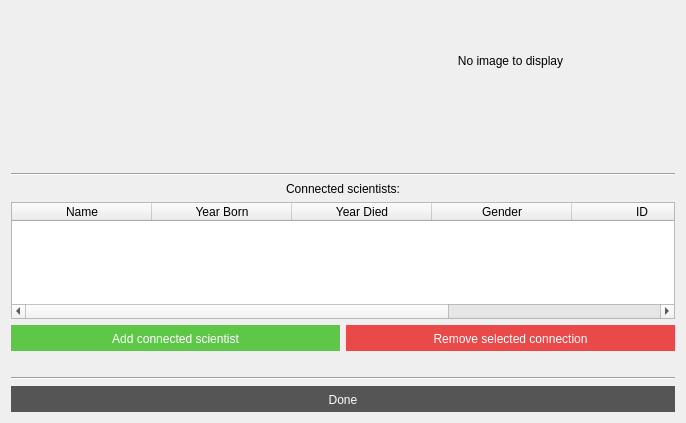
This is VL1-project/computerinfowindow.ui in birkirk/vln1-35 as Qt 5 draws it before an edit. The edited form follows.
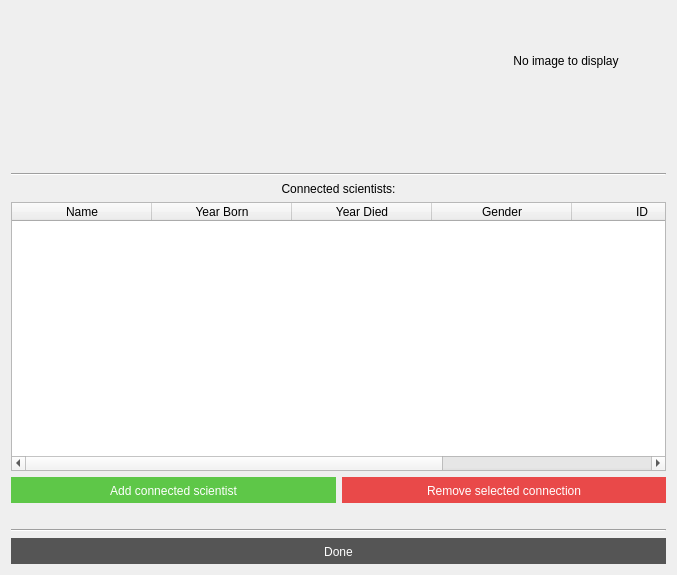
This is the edited form.

The edit to the form file:
```diff
--- a/VL1-project/computerinfowindow.ui
+++ b/VL1-project/computerinfowindow.ui
@@ -6,8 +6,8 @@
    <rect>
     <x>0</x>
     <y>0</y>
-    <width>686</width>
-    <height>423</height>
+    <width>677</width>
+    <height>575</height>
    </rect>
   </property>
   <property name="windowTitle">
@@ -92,6 +92,12 @@
          <height>100</height>
         </size>
        </property>
+       <property name="maximumSize">
+        <size>
+         <width>200</width>
+         <height>200</height>
+        </size>
+       </property>
        <property name="styleSheet">
         <string notr="true"/>
        </property>
```
